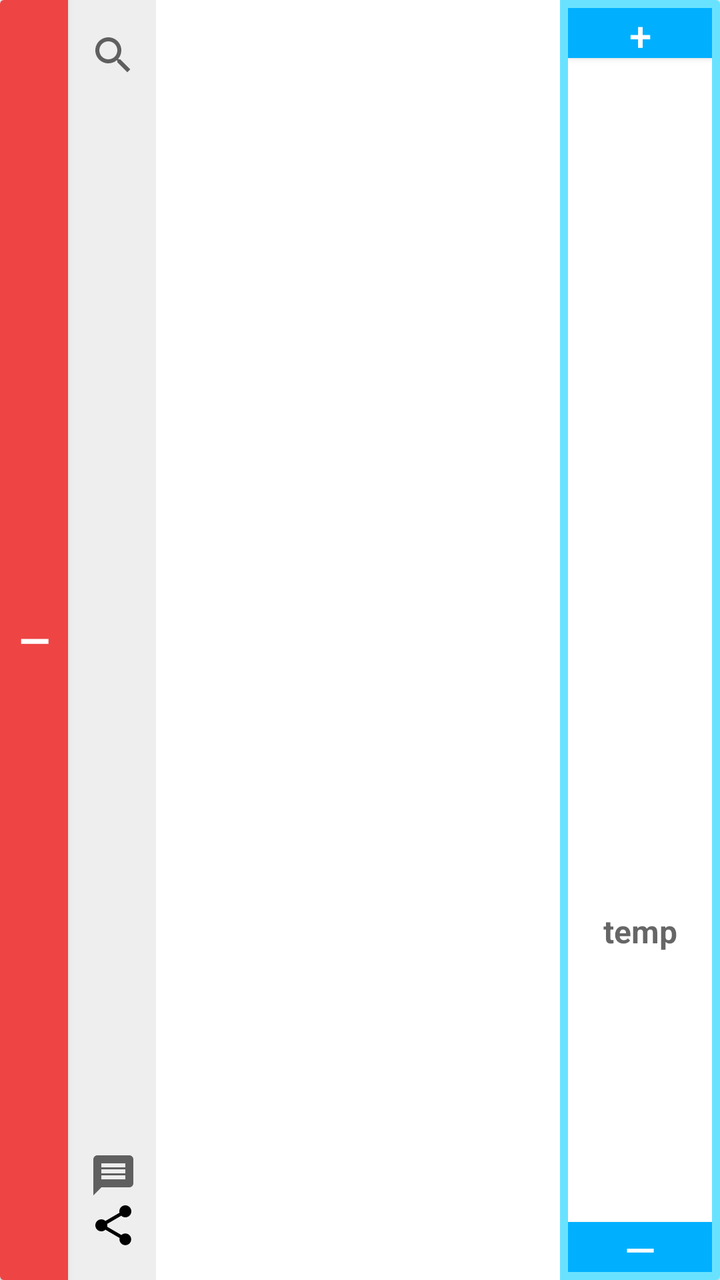
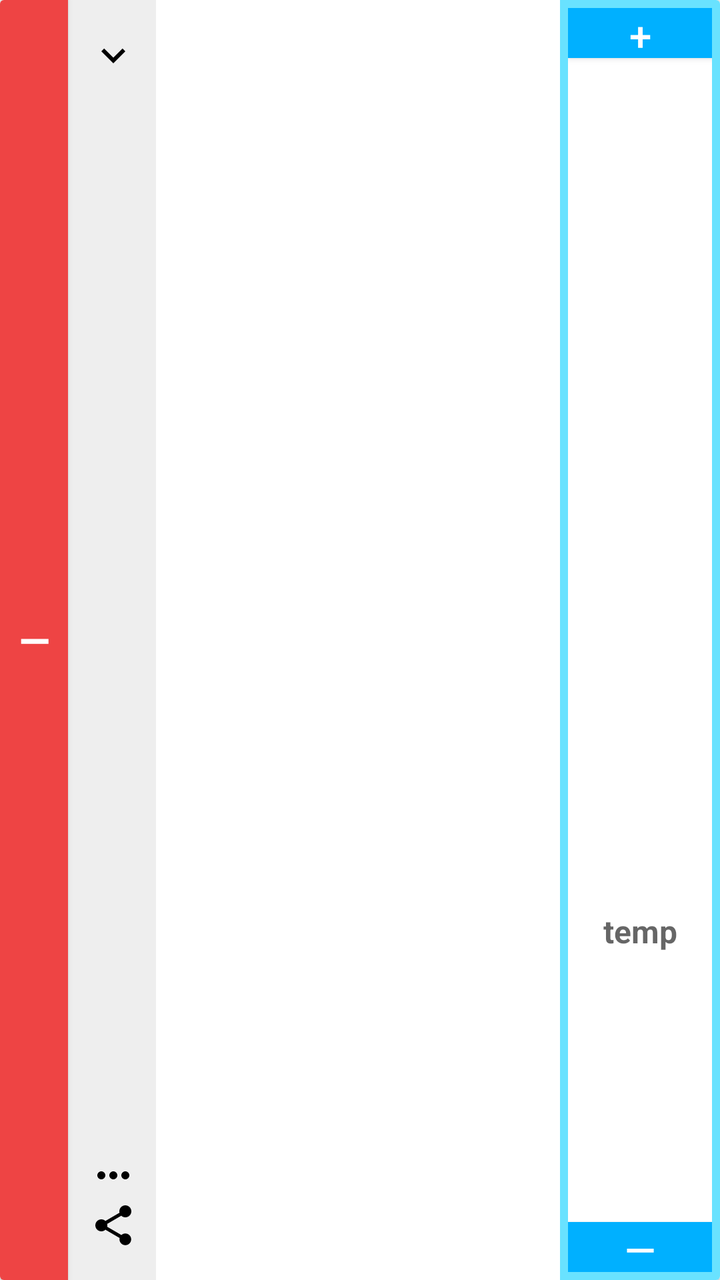

The first picture is an Android layout as it rendered before a commit; the second is the same layout after the commit. The layout source and the unified diff follow.
<!-- AndroidManifest.xml: application theme AppTheme -->
<!-- res/layout/item_donation.xml -->
<?xml version="1.0" encoding="utf-8"?>
<androidx.cardview.widget.CardView
    xmlns:android="http://schemas.android.com/apk/res/android"
    android:layout_width="match_parent"
    android:layout_height="150dp"
    android:layout_marginLeft="8dp"
    android:layout_marginRight="8dp"
    android:layout_marginTop="4dp"
    android:layout_marginBottom="4dp">

    <LinearLayout
        android:layout_width="match_parent"
        android:layout_height="match_parent"
        android:orientation="horizontal"
        android:baselineAligned="false">

        <Button
            android:id="@+id/collection_remove_button"
            android:layout_width="34dp"
            android:layout_height="match_parent"
            android:gravity="center"
            android:textSize="@dimen/text_size_paragraph_title"
            android:background="@color/colorAttention"
            android:textColor="#fff"
            android:textStyle="bold"
            android:text="@string/symbol_decrement_button"/>

        <FrameLayout
            android:layout_width="44dp"
            android:layout_height="match_parent"
            android:paddingTop="15dp"
            android:paddingBottom="15dp"
            android:paddingStart="10dp"
            android:background="@color/colorChalk"
            android:orientation="vertical">

            <ImageButton
                android:id="@+id/inspect_button"
                android:layout_width="25dp"
                android:layout_height="25dp"
                android:layout_gravity="top"
                android:background="@color/colorChalk"
                android:src="@drawable/baseline_search_24"
                android:contentDescription="@string/description_increment_percentage_text"/>

            <ImageButton
                android:id="@+id/contact_button"
                android:layout_width="25dp"
                android:layout_height="25dp"
                android:layout_marginBottom="25dp"
                android:layout_gravity="bottom"
                android:background="@color/colorChalk"
                android:src="@drawable/baseline_message_24"
                android:contentDescription="@string/description_decrement_percentage_text"/>

            <ImageButton
                android:id="@+id/share_button"
                android:layout_width="25dp"
                android:layout_height="25dp"
                android:layout_gravity="bottom"
                android:background="@color/colorChalk"
                android:src="@drawable/ic_menu_share"
                android:contentDescription="@string/description_decrement_percentage_text"/>

        </FrameLayout>

        <include layout="@layout/text_charity"
            android:layout_width="0dp"
            android:layout_height="match_parent"
            android:layout_weight="1"
            android:layout_margin="10dp"/>

        <LinearLayout
            android:layout_width="80dp"
            android:layout_height="match_parent"
            android:padding="4dp"
            android:orientation="vertical"
            android:background="@color/colorPrimaryLight"
            android:gravity="end">

            <Button
                android:id="@+id/donation_increment_button"
                android:layout_width="match_parent"
                android:layout_height="25dp"
                android:layout_gravity="top"
                android:gravity="center"
                android:textSize="20sp"
                android:background="@color/colorPrimary"
                android:textColor="#fff"
                android:text="@string/symbol_increment_button"
                android:contentDescription="@string/description_increment_percentage_text"/>

            <TextView
                android:id="@+id/donation_amount_text"
                android:layout_width="match_parent"
                android:layout_height="0dp"
                android:layout_weight="1"
                android:layout_gravity="center"
                android:background="#fff"
                android:textSize="@dimen/text_size_paragraph"
                android:textStyle="bold"
                android:gravity="center"/>

            <EditText
                android:id="@+id/donation_percentage_text"
                android:layout_width="match_parent"
                android:layout_height="0dp"
                android:layout_weight="1"
                android:layout_gravity="center"
                android:background="#fff"
                android:textSize="@dimen/text_size_paragraph"
                android:textStyle="bold"
                android:gravity="center"
                android:inputType="numberDecimal"
                android:imeOptions="actionDone"
                android:hint="temp"
                android:importantForAutofill="no"/>

            <Button
                android:id="@+id/donation_decrement_button"
                android:layout_width="match_parent"
                android:layout_height="25dp"
                android:layout_gravity="bottom"
                android:gravity="center"
                android:textSize="20sp"
                android:background="@color/colorPrimary"
                android:textColor="#fff"
                android:text="@string/symbol_decrement_button"
                android:contentDescription="@string/description_decrement_percentage_text"/>

        </LinearLayout>

    </LinearLayout>

</androidx.cardview.widget.CardView>
<!-- res/layout/text_charity.xml (included above) -->
<?xml version="1.0" encoding="utf-8"?>
<LinearLayout xmlns:android="http://schemas.android.com/apk/res/android"
    android:layout_width="wrap_content"
    android:layout_height="match_parent"
    android:orientation="vertical"
    android:layout_gravity="start|center_vertical">

    <TextView
        android:id="@+id/charity_primary"
        android:layout_width="wrap_content"
        android:layout_height="0dp"
        android:layout_weight=".6"
        android:layout_margin="4dp"
        android:textSize="@dimen/text_size_paragraph_title"
        android:textAppearance="?attr/textAppearanceListItem" />

    <TextView
        android:id="@+id/charity_secondary"
        android:layout_width="wrap_content"
        android:layout_height="0dp"
        android:layout_weight=".2"
        android:layout_margin="4dp"
        android:textAppearance="?attr/textAppearanceListItem" />

    <TextView
        android:id="@+id/charity_tertiary"
        android:layout_width="wrap_content"
        android:layout_height="0dp"
        android:layout_weight=".2"
        android:layout_margin="4dp"
        android:textAppearance="?attr/textAppearanceListItem" />

</LinearLayout>
<!-- resources referenced by this layout -->
<resources>
  <color name="colorAttention">#EE4444</color>
  <color name="colorChalk">#EEE</color>
  <color name="colorPrimary">#00B0FF</color>
  <color name="colorPrimaryLight">#69E2FF</color>
  <dimen name="text_size_paragraph">16sp</dimen>
  <dimen name="text_size_paragraph_title">20sp</dimen>
  <!-- drawable baseline_message_24 (drawable) -->
  <vector xmlns:android="http://schemas.android.com/apk/res/android"
          android:width="24dp"
          android:height="24dp"
          android:viewportWidth="24.0"
          android:viewportHeight="24.0"
          android:tint="?attr/colorControlNormal">
      <path
          android:fillColor="@android:color/white"
          android:pathData="M20,2L4,2c-1.1,0 -1.99,0.9 -1.99,2L2,22l4,-4h14c1.1,0 2,-0.9 2,-2L22,4c0,-1.1 -0.9,-2 -2,-2zM18,14L6,14v-2h12v2zM18,11L6,11L6,9h12v2zM18,8L6,8L6,6h12v2z"/>
  </vector>
  <!-- drawable baseline_search_24 (drawable) -->
  <vector xmlns:android="http://schemas.android.com/apk/res/android"
          android:width="24dp"
          android:height="24dp"
          android:viewportWidth="24.0"
          android:viewportHeight="24.0"
          android:tint="?attr/colorControlNormal">
      <path
          android:fillColor="@android:color/white"
          android:pathData="M15.5,14h-0.79l-0.28,-0.27C15.41,12.59 16,11.11 16,9.5 16,5.91 13.09,3 9.5,3S3,5.91 3,9.5 5.91,16 9.5,16c1.61,0 3.09,-0.59 4.23,-1.57l0.27,0.28v0.79l5,4.99L20.49,19l-4.99,-5zM9.5,14C7.01,14 5,11.99 5,9.5S7.01,5 9.5,5 14,7.01 14,9.5 11.99,14 9.5,14z"/>
  </vector>
  <!-- drawable ic_menu_share (drawable-v21) -->
  <vector xmlns:android="http://schemas.android.com/apk/res/android"
      android:width="24dp"
      android:height="24dp"
      android:viewportHeight="24.0"
      android:viewportWidth="24.0">
      <path
          android:fillColor="#FF000000"
          android:pathData="M18,16.08c-0.76,0 -1.44,0.3 -1.96,0.77L8.91,12.7c0.05,-0.23 0.09,-0.46 0.09,-0.7s-0.04,-0.47 -0.09,-0.7l7.05,-4.11c0.54,0.5 1.25,0.81 2.04,0.81 1.66,0 3,-1.34 3,-3s-1.34,-3 -3,-3 -3,1.34 -3,3c0,0.24 0.04,0.47 0.09,0.7L8.04,9.81C7.5,9.31 6.79,9 6,9c-1.66,0 -3,1.34 -3,3s1.34,3 3,3c0.79,0 1.5,-0.31 2.04,-0.81l7.12,4.16c-0.05,0.21 -0.08,0.43 -0.08,0.65 0,1.61 1.31,2.92 2.92,2.92 1.61,0 2.92,-1.31 2.92,-2.92s-1.31,-2.92 -2.92,-2.92z" />
  </vector>
  <string name="description_decrement_percentage_text">Press this button to decrease the percentage of your total donation amount to be allocated to this charity on each converted smile or stride</string>
  <string name="description_increment_percentage_text">Press this button to increase the percentage of your total donation amount to be allocated to this charity on each converted smile or stride</string>
  <string name="symbol_decrement_button">—</string>
  <string name="symbol_increment_button">+</string>
  <style name="AppTheme" parent="Theme.AppCompat.Light.DarkActionBar">
          <item name="colorPrimary">@color/colorPrimary</item>
          <item name="colorPrimaryDark">@color/colorPrimaryDark</item>
          <item name="colorAccent">@color/colorAccent</item>
          <item name="popupMenuStyle">@style/AppTheme.PopupOverlay</item>
      </style>
  <color name="colorPrimaryDark">#0081CB</color>
  <color name="colorAccent">#FBC02D</color>
  <style name="AppTheme.PopupOverlay" parent="@android:style/Widget.PopupMenu">
          <item name="android:background">@color/colorPrimary</item>
      </style>
</resources>

<!-- the commit's change to res/layout/item_donation.xml (unified diff, before → after) -->
@@ -40,7 +40,7 @@
                 android:layout_height="25dp"
                 android:layout_gravity="top"
                 android:background="@color/colorChalk"
-                android:src="@drawable/baseline_search_24"
+                android:src="@drawable/ic_baseline_expand_more_24px"
                 android:contentDescription="@string/description_increment_percentage_text"/>
 
             <ImageButton
@@ -50,7 +50,7 @@
                 android:layout_marginBottom="25dp"
                 android:layout_gravity="bottom"
                 android:background="@color/colorChalk"
-                android:src="@drawable/baseline_message_24"
+                android:src="@drawable/ic_baseline_more_horiz_24px"
                 android:contentDescription="@string/description_decrement_percentage_text"/>
 
             <ImageButton
<!-- resource entries referenced after the edit -->
@@ -6,27 +6,25 @@
   <color name="colorPrimaryLight">#69E2FF</color>
   <dimen name="text_size_paragraph">16sp</dimen>
   <dimen name="text_size_paragraph_title">20sp</dimen>
-  <!-- drawable baseline_message_24 (drawable) -->
+  <!-- drawable ic_baseline_expand_more_24px (drawable) -->
   <vector xmlns:android="http://schemas.android.com/apk/res/android"
-          android:width="24dp"
-          android:height="24dp"
-          android:viewportWidth="24.0"
-          android:viewportHeight="24.0"
-          android:tint="?attr/colorControlNormal">
-      <path
-          android:fillColor="@android:color/white"
-          android:pathData="M20,2L4,2c-1.1,0 -1.99,0.9 -1.99,2L2,22l4,-4h14c1.1,0 2,-0.9 2,-2L22,4c0,-1.1 -0.9,-2 -2,-2zM18,14L6,14v-2h12v2zM18,11L6,11L6,9h12v2zM18,8L6,8L6,6h12v2z"/>
+      android:width="24dp"
+      android:height="24dp"
+      android:viewportWidth="24"
+      android:viewportHeight="24">
+    <path
+        android:fillColor="#FF000000"
+        android:pathData="M16.59,8.59L12,13.17 7.41,8.59 6,10l6,6 6,-6z"/>
   </vector>
-  <!-- drawable baseline_search_24 (drawable) -->
+  <!-- drawable ic_baseline_more_horiz_24px (drawable) -->
   <vector xmlns:android="http://schemas.android.com/apk/res/android"
-          android:width="24dp"
-          android:height="24dp"
-          android:viewportWidth="24.0"
-          android:viewportHeight="24.0"
-          android:tint="?attr/colorControlNormal">
-      <path
-          android:fillColor="@android:color/white"
-          android:pathData="M15.5,14h-0.79l-0.28,-0.27C15.41,12.59 16,11.11 16,9.5 16,5.91 13.09,3 9.5,3S3,5.91 3,9.5 5.91,16 9.5,16c1.61,0 3.09,-0.59 4.23,-1.57l0.27,0.28v0.79l5,4.99L20.49,19l-4.99,-5zM9.5,14C7.01,14 5,11.99 5,9.5S7.01,5 9.5,5 14,7.01 14,9.5 11.99,14 9.5,14z"/>
+      android:width="24dp"
+      android:height="24dp"
+      android:viewportWidth="24"
+      android:viewportHeight="24">
+    <path
+        android:fillColor="#FF000000"
+        android:pathData="M6,10c-1.1,0 -2,0.9 -2,2s0.9,2 2,2 2,-0.9 2,-2 -0.9,-2 -2,-2zM18,10c-1.1,0 -2,0.9 -2,2s0.9,2 2,2 2,-0.9 2,-2 -0.9,-2 -2,-2zM12,10c-1.1,0 -2,0.9 -2,2s0.9,2 2,2 2,-0.9 2,-2 -0.9,-2 -2,-2z"/>
   </vector>
   <!-- drawable ic_menu_share (drawable-v21) -->
   <vector xmlns:android="http://schemas.android.com/apk/res/android"
